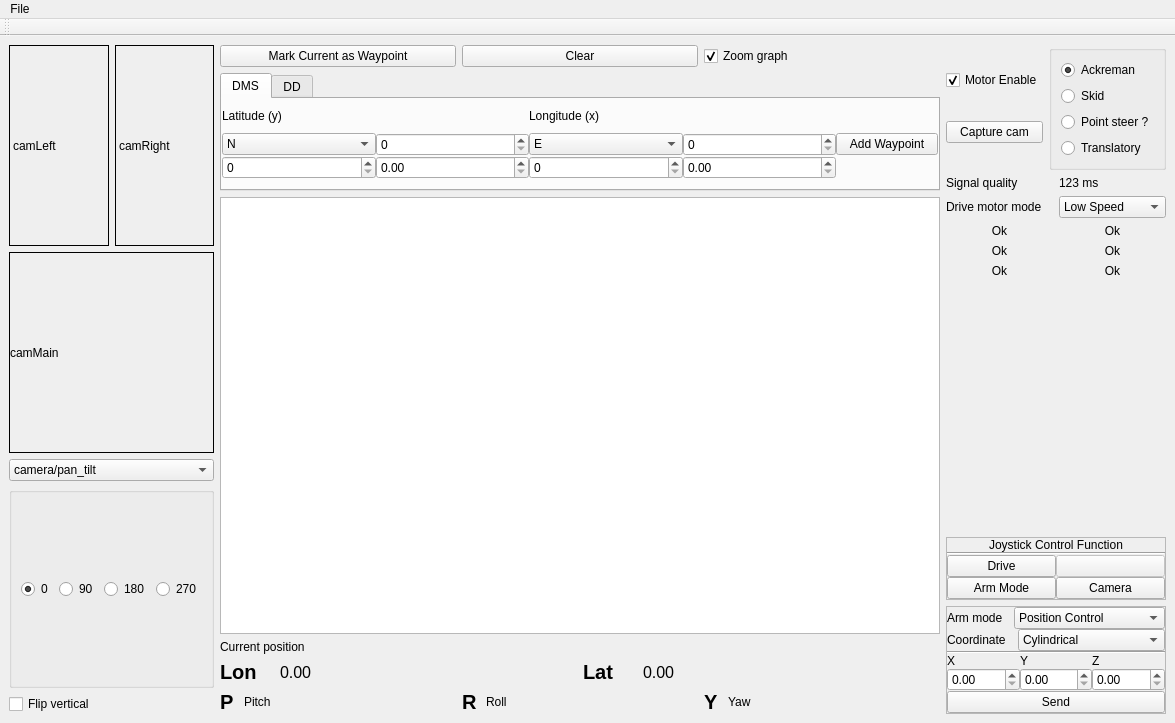
Above: catkin_ws/src/hci/ui_files/MainWindow_V4.ui from mcgill-robotics-archive/rover-2015 before the change. Below: the same form after it.
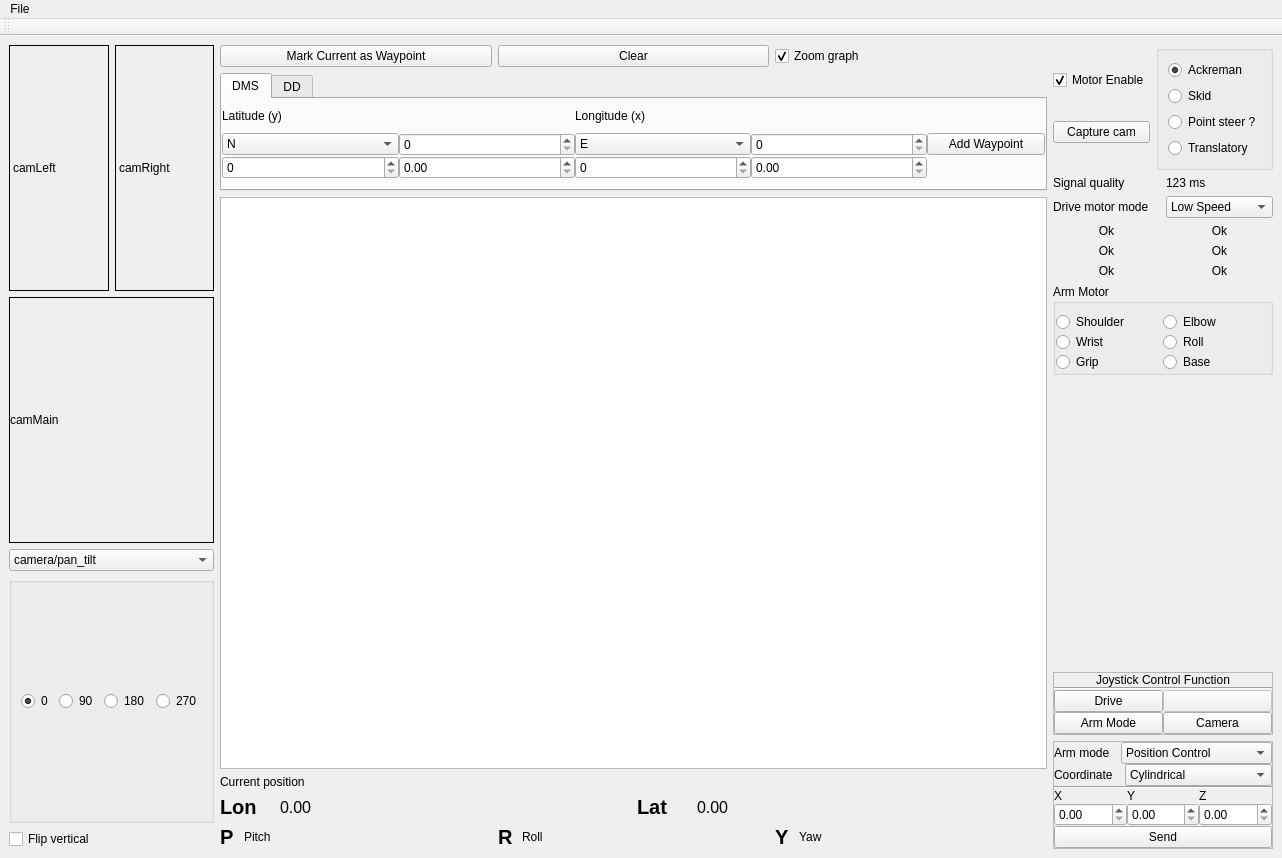
That is the form after the change. Custom widgets are drawn as their Qt base class.

Diff of the .ui file:
```diff
--- a/catkin_ws/src/hci/ui_files/MainWindow_V4.ui
+++ b/catkin_ws/src/hci/ui_files/MainWindow_V4.ui
@@ -6,8 +6,8 @@
    <rect>
     <x>0</x>
     <y>0</y>
-    <width>1175</width>
-    <height>723</height>
+    <width>1282</width>
+    <height>858</height>
    </rect>
   </property>
   <property name="windowTitle">
@@ -797,6 +797,72 @@
         </item>
        </layout>
       </item>
+      <item>
+       <widget class="QGroupBox" name="groupBox_2">
+        <property name="title">
+         <string>Arm Motor</string>
+        </property>
+        <layout class="QGridLayout" name="gridLayout_7">
+         <property name="leftMargin">
+          <number>0</number>
+         </property>
+         <property name="topMargin">
+          <number>8</number>
+         </property>
+         <property name="rightMargin">
+          <number>0</number>
+         </property>
+         <property name="bottomMargin">
+          <number>0</number>
+         </property>
+         <property name="spacing">
+          <number>0</number>
+         </property>
+         <item row="0" column="0">
+          <widget class="QRadioButton" name="shoulder_motor">
+           <property name="text">
+            <string>Shoulder</string>
+           </property>
+          </widget>
+         </item>
+         <item row="2" column="0">
+          <widget class="QRadioButton" name="wrist_motor">
+           <property name="text">
+            <string>Wrist</string>
+           </property>
+          </widget>
+         </item>
+         <item row="4" column="0">
+          <widget class="QRadioButton" name="grip_motor">
+           <property name="text">
+            <string>Grip</string>
+           </property>
+          </widget>
+         </item>
+         <item row="0" column="1">
+          <widget class="QRadioButton" name="elbow_motor">
+           <property name="text">
+            <string>Elbow</string>
+           </property>
+          </widget>
+         </item>
+         <item row="2" column="1">
+          <widget class="QRadioButton" name="roll_motor">
+           <property name="text">
+            <string>Roll</string>
+           </property>
+          </widget>
+         </item>
+         <item row="4" column="1">
+          <widget class="QRadioButton" name="base_motor">
+           <property name="text">
+            <string>Base</string>
+           </property>
+          </widget>
+         </item>
+        </layout>
+       </widget>
+      </item>
       <item>
        <spacer name="verticalSpacer">
         <property name="orientation">
@@ -1058,7 +1124,7 @@
     <rect>
      <x>0</x>
      <y>0</y>
-     <width>1175</width>
+     <width>1282</width>
      <height>31</height>
     </rect>
    </property>
```
